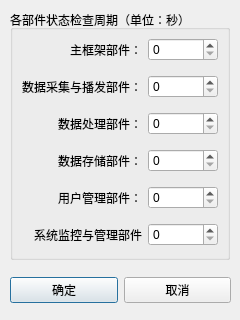
Old version of the form widget/dialog/componentstatecheckintervals_edit_dialog.ui in the repository yanghang8612/SMAMMainUI.
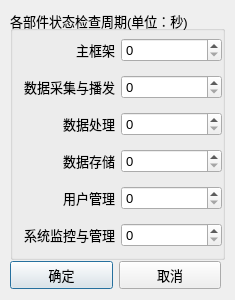
New version of the form.

Diff of the .ui file:
```diff
--- a/widget/dialog/componentstatecheckintervals_edit_dialog.ui
+++ b/widget/dialog/componentstatecheckintervals_edit_dialog.ui
@@ -9,10 +9,15 @@
    <rect>
     <x>0</x>
     <y>0</y>
-    <width>240</width>
-    <height>320</height>
+    <width>235</width>
+    <height>300</height>
    </rect>
   </property>
+  <property name="font">
+   <font>
+    <pointsize>10</pointsize>
+   </font>
+  </property>
   <property name="windowTitle">
    <string>Dialog</string>
   </property>
@@ -20,9 +25,9 @@
    <property name="geometry">
     <rect>
      <x>10</x>
-     <y>270</y>
-     <width>221</width>
-     <height>41</height>
+     <y>260</y>
+     <width>211</width>
+     <height>31</height>
     </rect>
    </property>
    <layout class="QHBoxLayout" name="horizontalLayout">
@@ -56,24 +61,30 @@
     <rect>
      <x>10</x>
      <y>10</y>
-     <width>220</width>
+     <width>215</width>
      <height>250</height>
     </rect>
    </property>
    <property name="title">
-    <string>各部件状态检查周期（单位：秒）</string>
+    <string>各部件状态检查周期(单位：秒)</string>
    </property>
    <layout class="QGridLayout" name="gridLayout_2">
+    <property name="leftMargin">
+     <number>0</number>
+    </property>
     <property name="topMargin">
      <number>0</number>
     </property>
+    <property name="rightMargin">
+     <number>0</number>
+    </property>
     <property name="bottomMargin">
      <number>0</number>
     </property>
     <item row="0" column="0">
      <widget class="QLabel" name="label">
       <property name="text">
-       <string>主框架部件：</string>
+       <string>主框架</string>
       </property>
       <property name="alignment">
        <set>Qt::AlignRight|Qt::AlignTrailing|Qt::AlignVCenter</set>
@@ -83,7 +94,7 @@
     <item row="1" column="0">
      <widget class="QLabel" name="label_2">
       <property name="text">
-       <string>数据采集与播发部件：</string>
+       <string>数据采集与播发</string>
       </property>
       <property name="alignment">
        <set>Qt::AlignRight|Qt::AlignTrailing|Qt::AlignVCenter</set>
@@ -93,7 +104,7 @@
     <item row="4" column="0">
      <widget class="QLabel" name="label_4">
       <property name="text">
-       <string>数据存储部件：</string>
+       <string>数据存储</string>
       </property>
       <property name="alignment">
        <set>Qt::AlignRight|Qt::AlignTrailing|Qt::AlignVCenter</set>
@@ -103,7 +114,7 @@
     <item row="2" column="0">
      <widget class="QLabel" name="label_3">
       <property name="text">
-       <string>数据处理部件：</string>
+       <string>数据处理</string>
       </property>
       <property name="alignment">
        <set>Qt::AlignRight|Qt::AlignTrailing|Qt::AlignVCenter</set>
@@ -113,7 +124,7 @@
     <item row="6" column="0">
      <widget class="QLabel" name="label_5">
       <property name="text">
-       <string>用户管理部件：</string>
+       <string>用户管理</string>
       </property>
       <property name="alignment">
        <set>Qt::AlignRight|Qt::AlignTrailing|Qt::AlignVCenter</set>
@@ -123,7 +134,7 @@
     <item row="8" column="0">
      <widget class="QLabel" name="label_6">
       <property name="text">
-       <string>系统监控与管理部件</string>
+       <string>系统监控与管理</string>
       </property>
       <property name="alignment">
        <set>Qt::AlignRight|Qt::AlignTrailing|Qt::AlignVCenter</set>
```
